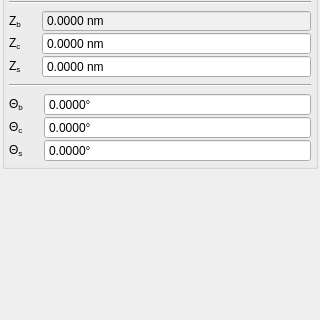
Before: the Qt Designer form config/panel.ui in NATuG3/NATuG3, drawn with Qt 5; both pictures show x 0 to 320 and y 203 to 523 of the 320 by 523 pixel window.
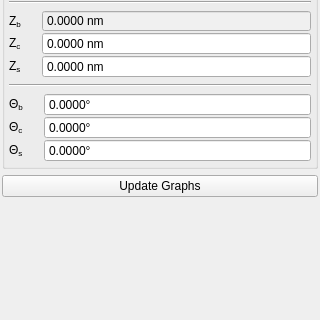
After: the same form once the commit is applied.

What changed in the file:
```diff
--- a/config/panel.ui
+++ b/config/panel.ui
@@ -847,6 +847,13 @@
      </layout>
     </widget>
    </item>
+   <item>
+    <widget class="QPushButton" name="pushButton_3">
+     <property name="text">
+      <string>Update Graphs</string>
+     </property>
+    </widget>
+   </item>
    <item>
     <spacer name="verticalSpacer">
      <property name="orientation">
```
Left out of the diff: 4 changed lines with no effect on the pictures.
